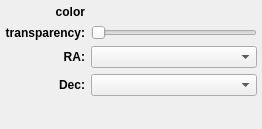
Qt form glue_wwt/viewer/layer_style_editor.ui (glue-viz/glue-wwt) before a commit.
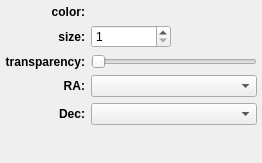
The same form after that commit. Custom widgets are drawn as their Qt base class.

Patch:
```diff
--- a/glue_wwt/viewer/layer_style_editor.ui
+++ b/glue_wwt/viewer/layer_style_editor.ui
@@ -7,7 +7,7 @@
     <x>0</x>
     <y>0</y>
     <width>262</width>
-    <height>129</height>
+    <height>163</height>
    </rect>
   </property>
   <property name="windowTitle">
@@ -17,6 +17,22 @@
    <property name="margin">
     <number>5</number>
    </property>
+   <item row="2" column="0">
+    <widget class="QLabel" name="label">
+     <property name="font">
+      <font>
+       <weight>75</weight>
+       <bold>true</bold>
+      </font>
+     </property>
+     <property name="text">
+      <string>transparency:</string>
+     </property>
+     <property name="alignment">
+      <set>Qt::AlignRight|Qt::AlignTrailing|Qt::AlignVCenter</set>
+     </property>
+    </widget>
+   </item>
    <item row="0" column="0">
     <widget class="QLabel" name="label_2">
      <property name="font">
@@ -26,21 +42,14 @@
       </font>
      </property>
      <property name="text">
-      <string>color</string>
+      <string>color:</string>
      </property>
      <property name="alignment">
       <set>Qt::AlignRight|Qt::AlignTrailing|Qt::AlignVCenter</set>
      </property>
     </widget>
    </item>
-   <item row="3" column="1" colspan="2">
-    <widget class="QComboBox" name="combosel_dec_att">
-     <property name="sizeAdjustPolicy">
-      <enum>QComboBox::AdjustToMinimumContentsLength</enum>
-     </property>
-    </widget>
-   </item>
-   <item row="1" column="1" colspan="2">
+   <item row="2" column="1" colspan="2">
     <widget class="QSlider" name="value_alpha">
      <property name="maximum">
       <number>100</number>
@@ -50,23 +59,7 @@
      </property>
     </widget>
    </item>
-   <item row="1" column="0">
-    <widget class="QLabel" name="label">
-     <property name="font">
-      <font>
-       <weight>75</weight>
-       <bold>true</bold>
-      </font>
-     </property>
-     <property name="text">
-      <string>transparency:</string>
-     </property>
-     <property name="alignment">
-      <set>Qt::AlignRight|Qt::AlignTrailing|Qt::AlignVCenter</set>
-     </property>
-    </widget>
-   </item>
-   <item row="2" column="0">
+   <item row="3" column="0">
     <widget class="QLabel" name="label_3">
      <property name="font">
       <font>
@@ -82,24 +75,8 @@
      </property>
     </widget>
    </item>
-   <item row="3" column="0">
-    <widget class="QLabel" name="label_4">
-     <property name="font">
-      <font>
-       <weight>75</weight>
-       <bold>true</bold>
-      </font>
-     </property>
-     <property name="text">
-      <string>Dec:</string>
-     </property>
-     <property name="alignment">
-      <set>Qt::AlignRight|Qt::AlignTrailing|Qt::AlignVCenter</set>
-     </property>
-    </widget>
-   </item>
-   <item row="2" column="1" colspan="2">
-    <widget class="QComboBox" name="combosel_ra_att">
+   <item row="4" column="1" colspan="2">
+    <widget class="QComboBox" name="combosel_dec_att">
      <property name="sizeAdjustPolicy">
       <enum>QComboBox::AdjustToMinimumContentsLength</enum>
      </property>
@@ -118,7 +95,7 @@
      </property>
     </widget>
    </item>
-   <item row="4" column="1">
+   <item row="5" column="1">
     <spacer name="verticalSpacer">
      <property name="orientation">
       <enum>Qt::Vertical</enum>
@@ -131,6 +108,52 @@
      </property>
     </spacer>
    </item>
+   <item row="4" column="0">
+    <widget class="QLabel" name="label_4">
+     <property name="font">
+      <font>
+       <weight>75</weight>
+       <bold>true</bold>
+      </font>
+     </property>
+     <property name="text">
+      <string>Dec:</string>
+     </property>
+     <property name="alignment">
+      <set>Qt::AlignRight|Qt::AlignTrailing|Qt::AlignVCenter</set>
+     </property>
+    </widget>
+   </item>
+   <item row="3" column="1" colspan="2">
+    <widget class="QComboBox" name="combosel_ra_att">
+     <property name="sizeAdjustPolicy">
+      <enum>QComboBox::AdjustToMinimumContentsLength</enum>
+     </property>
+    </widget>
+   </item>
+   <item row="1" column="1">
+    <widget class="QSpinBox" name="value_size">
+     <property name="minimum">
+      <number>1</number>
+     </property>
+    </widget>
+   </item>
+   <item row="1" column="0">
+    <widget class="QLabel" name="label_5">
+     <property name="font">
+      <font>
+       <weight>75</weight>
+       <bold>true</bold>
+      </font>
+     </property>
+     <property name="text">
+      <string>size:</string>
+     </property>
+     <property name="alignment">
+      <set>Qt::AlignRight|Qt::AlignTrailing|Qt::AlignVCenter</set>
+     </property>
+    </widget>
+   </item>
   </layout>
  </widget>
  <customwidgets>
```
